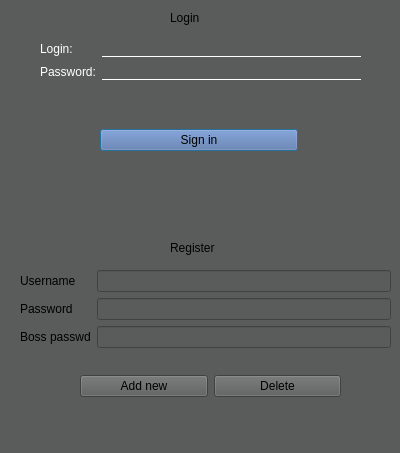
This is login.ui in brtkuu/qt-barman-helper as Qt 5 draws it before an edit. The edited form follows.
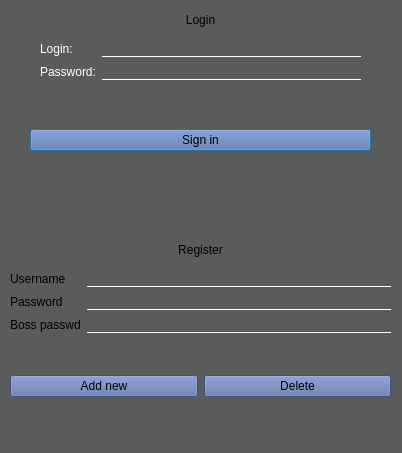
This is the edited form.

Commit message: change windows name

Patch:
```diff
--- a/login.ui
+++ b/login.ui
@@ -6,7 +6,7 @@
    <rect>
     <x>0</x>
     <y>0</y>
-    <width>400</width>
+    <width>402</width>
     <height>453</height>
    </rect>
   </property>
@@ -98,9 +98,9 @@
   <widget class="QWidget" name="horizontalLayoutWidget">
    <property name="geometry">
     <rect>
-     <x>100</x>
+     <x>30</x>
      <y>110</y>
-     <width>198</width>
+     <width>341</width>
      <height>61</height>
     </rect>
    </property>
@@ -120,9 +120,9 @@
   <widget class="QWidget" name="formLayoutWidget_2">
    <property name="geometry">
     <rect>
-     <x>20</x>
+     <x>10</x>
      <y>270</y>
-     <width>371</width>
+     <width>381</width>
      <height>97</height>
     </rect>
    </property>
@@ -135,7 +135,12 @@
      </widget>
     </item>
     <item row="0" column="1">
-     <widget class="QLineEdit" name="lineEdit_3"/>
+     <widget class="QLineEdit" name="lineEdit_3">
+      <property name="styleSheet">
+       <string notr="true">border: none;
+border-bottom: 1px solid white;</string>
+      </property>
+     </widget>
     </item>
     <item row="1" column="0">
      <widget class="QLabel" name="label_5">
@@ -145,7 +150,12 @@
      </widget>
     </item>
     <item row="1" column="1">
-     <widget class="QLineEdit" name="lineEdit_4"/>
+     <widget class="QLineEdit" name="lineEdit_4">
+      <property name="styleSheet">
+       <string notr="true">border: none;
+border-bottom: 1px solid white;</string>
+      </property>
+     </widget>
     </item>
     <item row="2" column="0">
      <widget class="QLabel" name="label_6">
@@ -155,7 +165,12 @@
      </widget>
     </item>
     <item row="2" column="1">
-     <widget class="QLineEdit" name="lineEdit_5"/>
+     <widget class="QLineEdit" name="lineEdit_5">
+      <property name="styleSheet">
+       <string notr="true">border: none;
+border-bottom: 1px solid white;</string>
+      </property>
+     </widget>
     </item>
    </layout>
   </widget>
@@ -193,41 +208,50 @@
   <widget class="QLabel" name="label_8">
    <property name="geometry">
     <rect>
-     <x>170</x>
+     <x>10</x>
      <y>240</y>
-     <width>59</width>
-     <height>16</height>
+     <width>381</width>
+     <height>20</height>
     </rect>
    </property>
    <property name="text">
     <string>Register</string>
    </property>
+   <property name="alignment">
+    <set>Qt::AlignCenter</set>
+   </property>
   </widget>
   <widget class="QLabel" name="label_9">
    <property name="geometry">
     <rect>
-     <x>170</x>
+     <x>10</x>
      <y>10</y>
-     <width>59</width>
-     <height>16</height>
+     <width>381</width>
+     <height>20</height>
     </rect>
    </property>
    <property name="text">
     <string>Login</string>
    </property>
+   <property name="alignment">
+    <set>Qt::AlignCenter</set>
+   </property>
   </widget>
   <widget class="QWidget" name="horizontalLayoutWidget_2">
    <property name="geometry">
     <rect>
-     <x>80</x>
+     <x>10</x>
      <y>370</y>
-     <width>261</width>
+     <width>381</width>
      <height>32</height>
     </rect>
    </property>
    <layout class="QHBoxLayout" name="horizontalLayout_3">
     <item>
      <widget class="QPushButton" name="pushButton_2">
+      <property name="styleSheet">
+       <string notr="true">background-color: rgb(89, 111, 166)</string>
+      </property>
       <property name="text">
        <string>Add new</string>
       </property>
@@ -235,6 +259,9 @@
     </item>
     <item>
      <widget class="QPushButton" name="pushButton_3">
+      <property name="styleSheet">
+       <string notr="true">background-color: rgb(89, 111, 166)</string>
+      </property>
       <property name="text">
        <string>Delete</string>
       </property>
```
Left out of the diff: 2 changed lines with no effect on the pictures. The commit also changes 5 other files.
